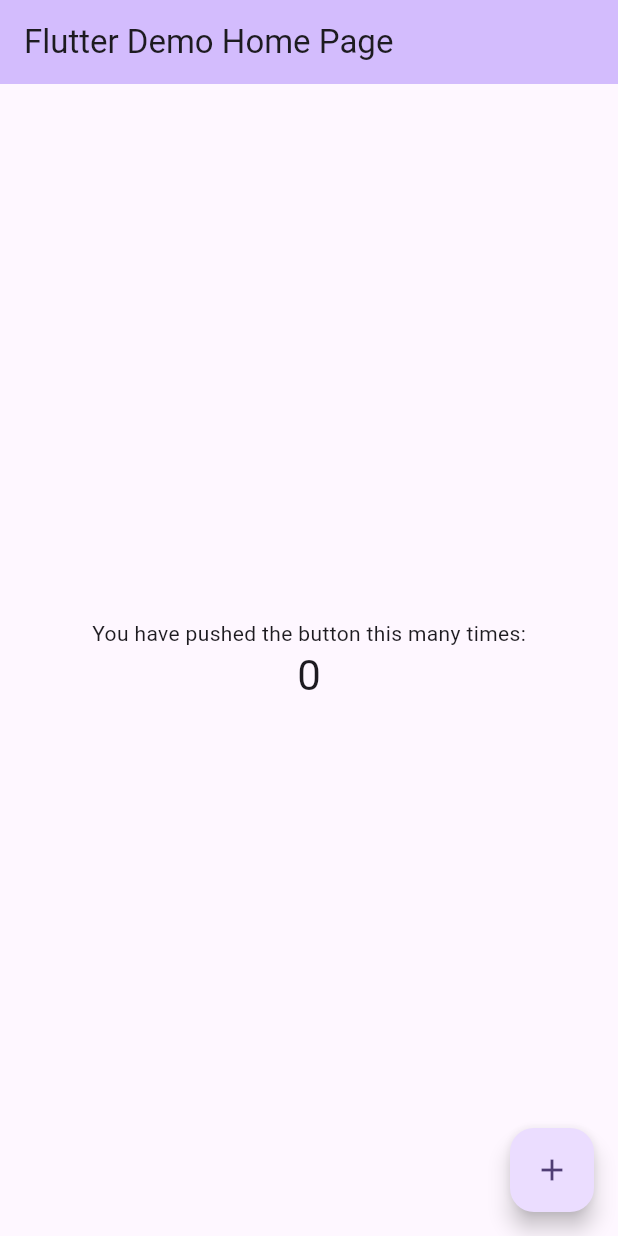
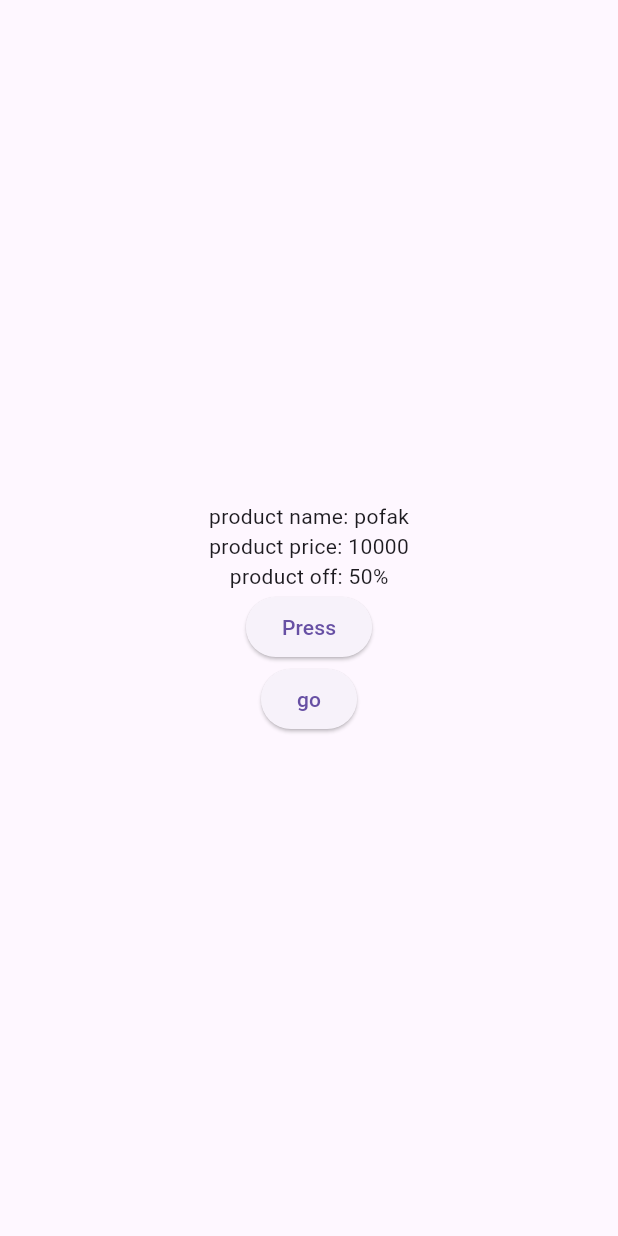
Before and after one commit to alibakhsha/flutter_getx_sample, a Flutter app: the screen it shows after launch, on a phone screen of 412 x 824 dp. Run offline on Flutter 3.47's test engine with Material 3 defaults, Android fonts, the phone set to English and light mode, and no system bars; our stand-ins replace get.

```diff
--- /dev/null
+++ b/lib/controller/product_controller.dart
@@ -0,0 +1,7 @@
+import 'package:flutter_getx_sample/model/product_model.dart';
+import 'package:get/get.dart';
+
+class ProductController extends GetxController{
+    Rx<ProductModel> productModel =
+      ProductModel(name: "pofak", price: "10000", off: "50%").obs;
+}
--- a/lib/main.dart
+++ b/lib/main.dart
@@ -1,4 +1,6 @@
 import 'package:flutter/material.dart';
+import 'package:flutter_getx_sample/view/main_screen.dart';
+import 'package:get/get.dart';
 
 void main() {
   runApp(const MyApp());
@@ -10,116 +12,9 @@ class MyApp extends StatelessWidget {
   // This widget is the root of your application.
   @override
   Widget build(BuildContext context) {
-    return MaterialApp(
-      title: 'Flutter Demo',
-      theme: ThemeData(
-        // This is the theme of your application.
-        //
-        // TRY THIS: Try running your application with "flutter run". You'll see
-        // the application has a purple toolbar. Then, without quitting the app,
-        // try changing the seedColor in the colorScheme below to Colors.green
-        // and then invoke "hot reload" (save your changes or press the "hot
-        // reload" button in a Flutter-supported IDE, or press "r" if you used
-        // the command line to start the app).
-        //
-        // Notice that the counter didn't reset back to zero; the application
-        // state is not lost during the reload. To reset the state, use hot
-        // restart instead.
-        //
-        // This works for code too, not just values: Most code changes can be
-        // tested with just a hot reload.
-        colorScheme: ColorScheme.fromSeed(seedColor: Colors.deepPurple),
-        useMaterial3: true,
-      ),
-      home: const MyHomePage(title: 'Flutter Demo Home Page'),
+    return GetMaterialApp(
+      debugShowCheckedModeBanner: false,
+      home: MainScreen(),
     );
   }
 }
-
-class MyHomePage extends StatefulWidget {
-  const MyHomePage({super.key, required this.title});
-
-  // This widget is the home page of your application. It is stateful, meaning
-  // that it has a State object (defined below) that contains fields that affect
-  // how it looks.
-
-  // This class is the configuration for the state. It holds the values (in this
-  // case the title) provided by the parent (in this case the App widget) and
-  // used by the build method of the State. Fields in a Widget subclass are
-  // always marked "final".
-
-  final String title;
-
-  @override
-  State<MyHomePage> createState() => _MyHomePageState();
-}
-
-class _MyHomePageState extends State<MyHomePage> {
-  int _counter = 0;
-
-  void _incrementCounter() {
-    setState(() {
-      // This call to setState tells the Flutter framework that something has
-      // changed in this State, which causes it to rerun the build method below
-      // so that the display can reflect the updated values. If we changed
-      // _counter without calling setState(), then the build method would not be
-      // called again, and so nothing would appear to happen.
-      _counter++;
-    });
-  }
-
-  @override
-  Widget build(BuildContext context) {
-    // This method is rerun every time setState is called, for instance as done
-    // by the _incrementCounter method above.
-    //
-    // The Flutter framework has been optimized to make rerunning build methods
-    // fast, so that you can just rebuild anything that needs updating rather
-    // than having to individually change instances of widgets.
-    return Scaffold(
-      appBar: AppBar(
-        // TRY THIS: Try changing the color here to a specific color (to
-        // Colors.amber, perhaps?) and trigger a hot reload to see the AppBar
-        // change color while the other colors stay the same.
-        backgroundColor: Theme.of(context).colorScheme.inversePrimary,
-        // Here we take the value from the MyHomePage object that was created by
-        // the App.build method, and use it to set our appbar title.
-        title: Text(widget.title),
-      ),
-      body: Center(
-        // Center is a layout widget. It takes a single child and positions it
-        // in the middle of the parent.
-        child: Column(
-          // Column is also a layout widget. It takes a list of children and
-          // arranges them vertically. By default, it sizes itself to fit its
-          // children horizontally, and tries to be as tall as its parent.
-          //
-          // Column has various properties to control how it sizes itself and
-          // how it positions its children. Here we use mainAxisAlignment to
-          // center the children vertically; the main axis here is the vertical
-          // axis because Columns are vertical (the cross axis would be
-          // horizontal).
-          //
-          // TRY THIS: Invoke "debug painting" (choose the "Toggle Debug Paint"
-          // action in the IDE, or press "p" in the console), to see the
-          // wireframe for each widget.
-          mainAxisAlignment: MainAxisAlignment.center,
-          children: <Widget>[
-            const Text(
-              'You have pushed the button this many times:',
-            ),
-            Text(
-              '$_counter',
-              style: Theme.of(context).textTheme.headlineMedium,
-            ),
-          ],
-        ),
-      ),
-      floatingActionButton: FloatingActionButton(
-        onPressed: _incrementCounter,
-        tooltip: 'Increment',
-        child: const Icon(Icons.add),
-      ), // This trailing comma makes auto-formatting nicer for build methods.
-    );
-  }
-}
--- /dev/null
+++ b/lib/model/product_model.dart
@@ -0,0 +1,11 @@
+class ProductModel {
+  String name;
+  String price;
+  String off;
+
+  ProductModel({
+    required this.name,
+    required this.price,
+    required this.off,
+  });
+}
--- /dev/null
+++ b/lib/view/main_screen.dart
@@ -0,0 +1,61 @@
+import 'package:flutter/material.dart';
+import 'package:flutter_getx_sample/controller/product_controller.dart';
+import 'package:flutter_getx_sample/model/product_model.dart';
+import 'package:flutter_getx_sample/view/product_screen.dart';
+import 'package:get/get.dart';
+
+class MainScreen extends StatelessWidget {
+  MainScreen({super.key});
+
+  // var counter = 0.obs;
+  // RxInt counter = 0.obs;
+  // var counter = RxInt(0);
+  // var counter = Rx<int>(0);
+
+  //Obx
+  //GetX
+  //GetBuilder
+
+  ProductController productController = Get.put(ProductController());
+
+  @override
+  Widget build(BuildContext context) {
+    return Scaffold(
+      body: Center(
+        child: Column(
+          mainAxisAlignment: MainAxisAlignment.center,
+          children: [
+            Obx(
+              () {
+                return Column(
+                  children: [
+                    Text(
+                        "product name: ${productController.productModel.value.name}"),
+                    Text(
+                        "product price: ${productController.productModel.value.price}"),
+                    Text(
+                        "product off: ${productController.productModel.value.off}"),
+                  ],
+                );
+              },
+            ),
+            ElevatedButton(
+                onPressed: () {
+                  productController.productModel.update(
+                    (val) {
+                      val!.name = "chitoz";
+                    },
+                  );
+                },
+                child: const Text("Press")),
+            ElevatedButton(
+                onPressed: () {
+                  Get.to(ProductScreen());
+                },
+                child: const Text("go"))
+          ],
+        ),
+      ),
+    );
+  }
+}
--- a/pubspec.yaml
+++ b/pubspec.yaml
@@ -35,6 +35,7 @@ dependencies:
   # The following adds the Cupertino Icons font to your application.
   # Use with the CupertinoIcons class for iOS style icons.
   cupertino_icons: ^1.0.8
+  get: ^4.6.6
 
 dev_dependencies:
   flutter_test:
```
Also changed, not shown: lib/view/product_screen.dart (added, +50 -0 lines), pubspec.lock.
